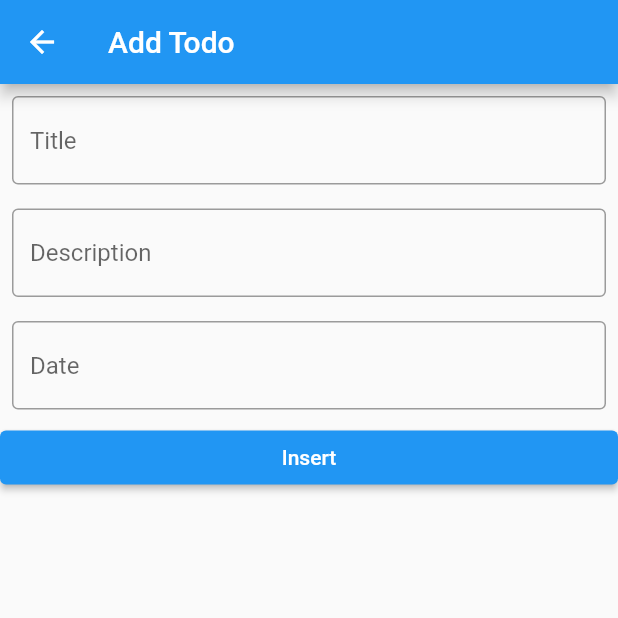
After one commit to kurjakrichard/programming_show, a Flutter app: the screen it shows after launch, after a tap on the "add" icon, on a phone screen of 412 x 824 dp, the top half of it. The commit adds this screen. Run offline on Flutter 3.47's test engine with Material 2 defaults, Android fonts, the phone set to English and light mode, and no system bars; our stand-ins replace equatable, sqflite_common_ffi; accounts and stored records are empty.

Commit message:
Add todo screen

```diff
--- a/lib/repository/database_handler.dart
+++ b/lib/repository/database_handler.dart
@@ -9,7 +9,7 @@ class DatabaseHandler {
   static Database? _database;
   final todo = 'todo';
   Map table = {
-    'tableName': 'note_table',
+    'tableName': 'todo',
     'colId': 'id',
     'colTitle': 'title',
     'colDescription': 'description',
--- /dev/null
+++ b/lib/screens/add_todo_screen.dart
@@ -0,0 +1,71 @@
+import 'package:flutter/material.dart';
+import 'package:programming_show/model/todo.dart';
+import 'package:programming_show/provider/todo_provider.dart';
+import 'package:provider/provider.dart';
+
+class AddTodoScreen extends StatefulWidget {
+  const AddTodoScreen({super.key});
+
+  @override
+  State<AddTodoScreen> createState() => _AddTodoScreenState();
+}
+
+class _AddTodoScreenState extends State<AddTodoScreen> {
+  final TextEditingController _titleController = TextEditingController();
+  final TextEditingController _descriptionController = TextEditingController();
+  final TextEditingController _dateController = TextEditingController();
+
+  @override
+  void dispose() {
+    _titleController.dispose();
+    _descriptionController.dispose();
+    _dateController.dispose();
+    super.dispose();
+  }
+
+  @override
+  Widget build(BuildContext context) {
+    return Scaffold(
+      appBar: AppBar(
+        title: const Text('Add Todo'),
+      ),
+      body: ListView(
+        children: [
+          textController('Title', _titleController),
+          textController('Description', _descriptionController),
+          textController('Date', _dateController),
+          ElevatedButton(
+              onPressed: () {
+                Todo todo = Todo(
+                    title: _titleController.text,
+                    description: _descriptionController.text,
+                    date: _dateController.text);
+                Provider.of<TodoProvider>(context, listen: false)
+                    .insertTodo(todo);
+                //context.read<TodoProvider>().insertTodo(todo);
+                clerControllers();
+                Navigator.pop(context);
+              },
+              child: const Text('Insert'))
+        ],
+      ),
+    );
+  }
+
+  void clerControllers() {
+    _titleController.clear();
+    _descriptionController.clear();
+    _dateController.clear();
+  }
+
+  Widget textController(String title, TextEditingController controller) {
+    return Padding(
+      padding: const EdgeInsets.all(8.0),
+      child: TextField(
+        controller: controller,
+        decoration: InputDecoration(
+            border: const OutlineInputBorder(), hintText: title),
+      ),
+    );
+  }
+}
--- a/lib/screens/show_todo_screen.dart
+++ b/lib/screens/show_todo_screen.dart
@@ -1,5 +1,6 @@
 import 'package:flutter/material.dart';
 import 'package:programming_show/provider/todo_provider.dart';
+import 'package:programming_show/screens/add_todo_screen.dart';
 import 'package:provider/provider.dart';
 
 class ShowTodoScreen extends StatelessWidget {
@@ -9,6 +10,13 @@ class ShowTodoScreen extends StatelessWidget {
   Widget build(BuildContext context) {
     return Scaffold(
         appBar: AppBar(title: const Text('Programming show')),
+        floatingActionButton: FloatingActionButton(
+          child: const Icon(Icons.add),
+          onPressed: () {
+            Navigator.of(context).push(
+                MaterialPageRoute(builder: (context) => const AddTodoScreen()));
+          },
+        ),
         body: FutureBuilder(
             future:
                 Provider.of<TodoProvider>(context, listen: false).selectTodos(),
@@ -20,7 +28,19 @@ class ShowTodoScreen extends StatelessWidget {
                         ? ListView.builder(
                             itemCount: todoProvider.todoItem.length,
                             itemBuilder: (context, index) {
-                              return const ListTile();
+                              return Card(
+                                elevation: 5,
+                                child: ListTile(
+                                  style: ListTileStyle.drawer,
+                                  title:
+                                      Text(todoProvider.todoItem[index].title),
+                                  subtitle: Text(todoProvider
+                                          .todoItem[index].description ??
+                                      ''),
+                                  trailing:
+                                      Text(todoProvider.todoItem[index].date),
+                                ),
+                              );
                             })
                         : const Center(
                             child: Text(
```
